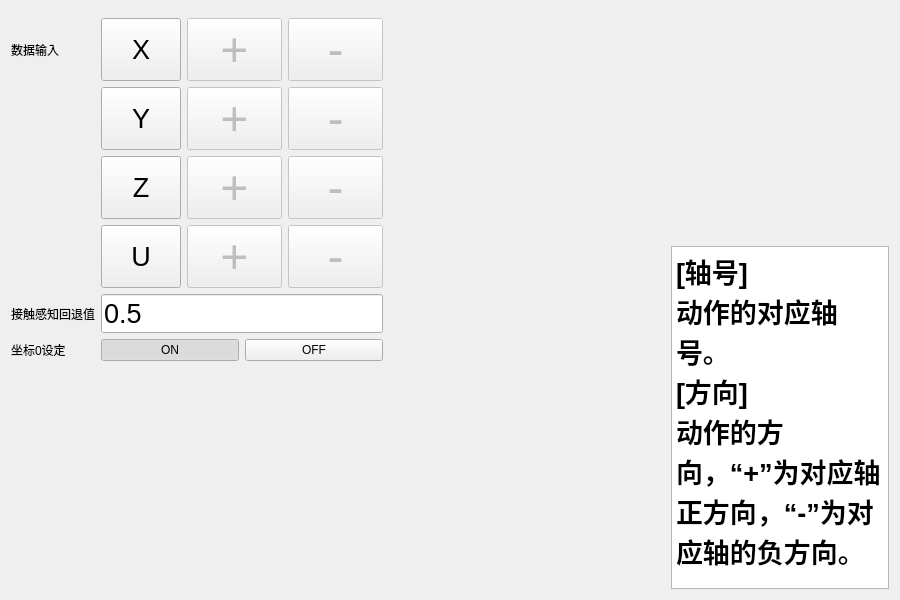
Before: the Qt Designer form forms/manual/duanmianform.ui in zephyrrr/Camotics_modbus, drawn with Qt 5.
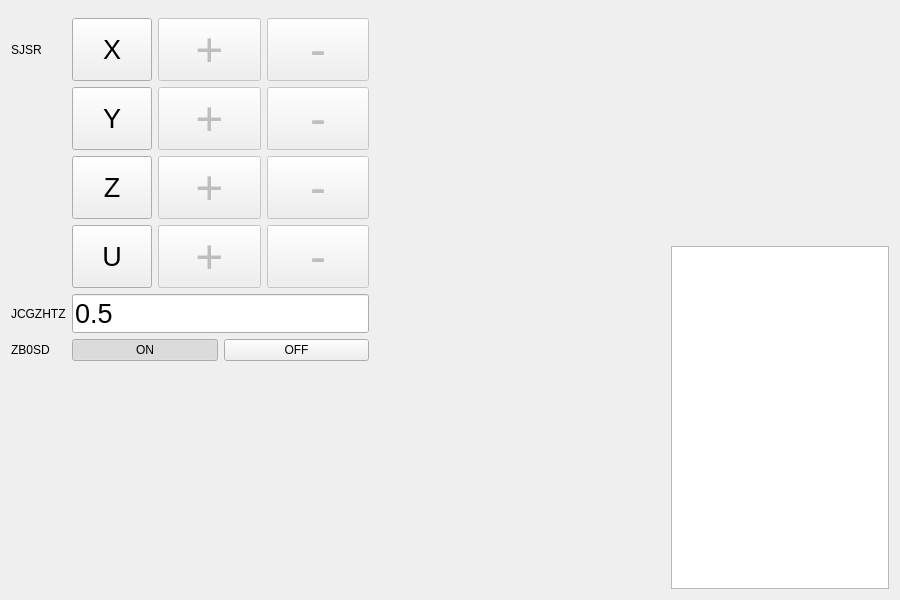
After: the same form once the commit is applied. Custom widgets are drawn as their Qt base class.

What changed in the file:
```diff
--- a/forms/manual/duanmianform.ui
+++ b/forms/manual/duanmianform.ui
@@ -103,7 +103,7 @@
          <item row="5" column="0">
           <widget class="QLabel" name="label_3">
            <property name="text">
-            <string>坐标0设定</string>
+            <string>ZB0SD</string>
            </property>
           </widget>
          </item>
@@ -183,7 +183,7 @@
          <item row="0" column="0">
           <widget class="QLabel" name="label_1">
            <property name="text">
-            <string>数据输入</string>
+            <string>SJSR</string>
            </property>
           </widget>
          </item>
@@ -384,7 +384,7 @@
          <item row="4" column="0">
           <widget class="QLabel" name="label_4">
            <property name="text">
-            <string>接触感知回退值</string>
+            <string>JCGZHTZ</string>
            </property>
           </widget>
          </item>
@@ -450,17 +450,7 @@
      <item>
       <widget class="QTextBrowser" name="textBrowser">
        <property name="html">
-        <string>&lt;!DOCTYPE HTML PUBLIC &quot;-//W3C//DTD HTML 4.0//EN&quot; &quot;http://www.w3.org/TR/REC-html40/strict.dtd&quot;&gt;
-&lt;html&gt;&lt;head&gt;&lt;meta name=&quot;qrichtext&quot; content=&quot;1&quot; /&gt;&lt;meta charset=&quot;utf-8&quot; /&gt;&lt;style type=&quot;text/css&quot;&gt;
-p, li { white-space: pre-wrap; }
-hr { height: 1px; border-width: 0; }
-li.unchecked::marker { content: &quot;\2610&quot;; }
-li.checked::marker { content: &quot;\2612&quot;; }
-&lt;/style&gt;&lt;/head&gt;&lt;body style=&quot; font-family:'Microsoft YaHei UI'; font-size:9pt; font-weight:400; font-style:normal;&quot;&gt;
-&lt;p style=&quot; margin-top:0px; margin-bottom:0px; margin-left:0px; margin-right:0px; -qt-block-indent:0; text-indent:0px;&quot;&gt;&lt;span style=&quot; font-family:'SimSun'; font-size:20pt; font-weight:696;&quot;&gt;[轴号]&lt;/span&gt;&lt;/p&gt;
-&lt;p style=&quot; margin-top:0px; margin-bottom:0px; margin-left:0px; margin-right:0px; -qt-block-indent:0; text-indent:0px;&quot;&gt;&lt;span style=&quot; font-family:'SimSun'; font-size:20pt; font-weight:696;&quot;&gt;动作的对应轴号。&lt;/span&gt;&lt;/p&gt;
-&lt;p style=&quot; margin-top:0px; margin-bottom:0px; margin-left:0px; margin-right:0px; -qt-block-indent:0; text-indent:0px;&quot;&gt;&lt;span style=&quot; font-family:'SimSun'; font-size:20pt; font-weight:696;&quot;&gt;[方向]&lt;/span&gt;&lt;/p&gt;
-&lt;p style=&quot; margin-top:0px; margin-bottom:0px; margin-left:0px; margin-right:0px; -qt-block-indent:0; text-indent:0px;&quot;&gt;&lt;span style=&quot; font-family:'SimSun'; font-size:20pt; font-weight:696;&quot;&gt;动作的方向，“+”为对应轴正方向，“-”为对应轴的负方向。&lt;/span&gt;&lt;/p&gt;&lt;/body&gt;&lt;/html&gt;</string>
+        <string></string>
        </property>
       </widget>
      </item>
```
Left out of the diff: 9 changed lines with no effect on the pictures.
